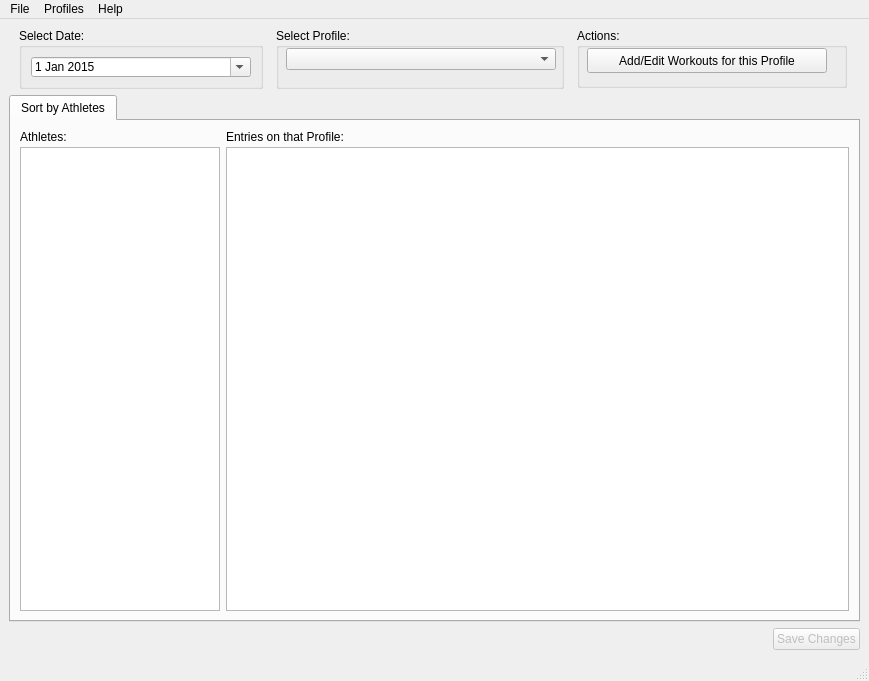
Above: MainWindow.ui from martina3203/MikeysApplication before the change. Below: the same form after it.
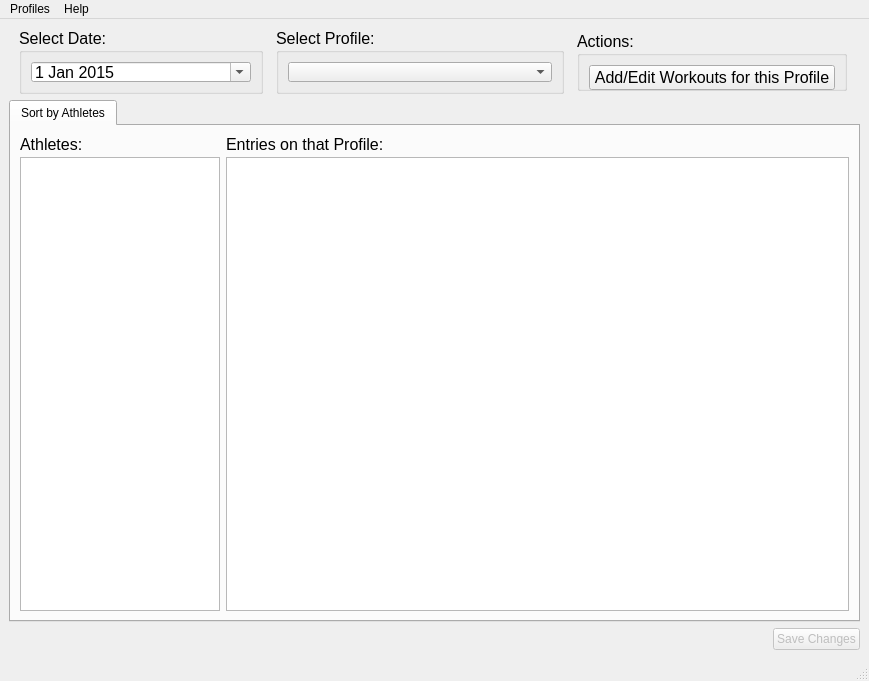
That is the form after the change.

Commit message:
Pimp My Widgets
Making things pretty, no new functionality.
Added an About Message to the Main Window

```diff
--- a/MainWindow.ui
+++ b/MainWindow.ui
@@ -43,6 +43,11 @@
           <height>16777215</height>
          </size>
         </property>
+        <property name="font">
+         <font>
+          <pointsize>12</pointsize>
+         </font>
+        </property>
         <property name="title">
          <string>Select Date:</string>
         </property>
@@ -64,6 +69,11 @@
              <height>40</height>
             </size>
            </property>
+           <property name="font">
+            <font>
+             <pointsize>12</pointsize>
+            </font>
+           </property>
            <property name="dateTime">
             <datetime>
              <hour>0</hour>
@@ -102,18 +112,17 @@
           <height>16777215</height>
          </size>
         </property>
+        <property name="font">
+         <font>
+          <pointsize>12</pointsize>
+         </font>
+        </property>
         <property name="title">
          <string>Select Profile:</string>
         </property>
+        <layout class="QHBoxLayout" name="horizontalLayout_3">
+         <item>
         <widget class="QComboBox" name="SelectProfileComboBox">
-         <property name="geometry">
-          <rect>
-           <x>10</x>
-           <y>20</y>
-           <width>270</width>
-           <height>22</height>
-          </rect>
-         </property>
          <property name="sizePolicy">
           <sizepolicy hsizetype="Minimum" vsizetype="Minimum">
            <horstretch>0</horstretch>
@@ -132,11 +141,24 @@
            <height>16777215</height>
           </size>
          </property>
-        </widget>
+           <property name="font">
+            <font>
+             <pointsize>12</pointsize>
+            </font>
+           </property>
+          </widget>
+         </item>
+        </layout>
        </widget>
       </item>
       <item>
        <widget class="QGroupBox" name="ActionsGroupBox">
+        <property name="sizePolicy">
+         <sizepolicy hsizetype="Maximum" vsizetype="Minimum">
+          <horstretch>0</horstretch>
+          <verstretch>0</verstretch>
+         </sizepolicy>
+        </property>
         <property name="minimumSize">
          <size>
           <width>270</width>
@@ -149,18 +171,17 @@
           <height>60</height>
          </size>
         </property>
+        <property name="font">
+         <font>
+          <pointsize>12</pointsize>
+         </font>
+        </property>
         <property name="title">
          <string>Actions:</string>
         </property>
+        <layout class="QVBoxLayout" name="verticalLayout_4">
+         <item>
         <widget class="QPushButton" name="WorkoutButton">
-         <property name="geometry">
-          <rect>
-           <x>10</x>
-           <y>20</y>
-           <width>240</width>
-           <height>25</height>
-          </rect>
-         </property>
          <property name="sizePolicy">
           <sizepolicy hsizetype="Minimum" vsizetype="Minimum">
            <horstretch>0</horstretch>
@@ -175,14 +196,16 @@
          </property>
          <property name="maximumSize">
           <size>
-           <width>240</width>
-           <height>25</height>
+             <width>16777215</width>
+             <height>16777215</height>
           </size>
          </property>
          <property name="text">
           <string>Add/Edit Workouts for this Profile</string>
          </property>
         </widget>
+         </item>
+        </layout>
        </widget>
       </item>
      </layout>
@@ -245,6 +268,11 @@
                 <height>16777207</height>
                </size>
               </property>
+              <property name="font">
+               <font>
+                <pointsize>12</pointsize>
+               </font>
+              </property>
               <property name="text">
                <string>Athletes:</string>
               </property>
@@ -270,6 +298,14 @@
                 <height>16777215</height>
                </size>
               </property>
+              <property name="font">
+               <font>
+                <pointsize>12</pointsize>
+               </font>
+              </property>
+              <property name="spacing">
+               <number>1</number>
+              </property>
              </widget>
             </item>
            </layout>
@@ -284,6 +320,11 @@
             </property>
             <item>
              <widget class="QLabel" name="EntriesLabel">
+              <property name="font">
+               <font>
+                <pointsize>12</pointsize>
+               </font>
+              </property>
               <property name="text">
                <string>Entries on that Profile:</string>
               </property>
@@ -303,6 +344,11 @@
                 <height>0</height>
                </size>
               </property>
+              <property name="font">
+               <font>
+                <pointsize>12</pointsize>
+               </font>
+              </property>
              </widget>
             </item>
            </layout>
@@ -354,25 +400,19 @@
      <height>21</height>
     </rect>
    </property>
-   <widget class="QMenu" name="menuFile">
-    <property name="title">
-     <string>File</string>
-    </property>
-   </widget>
    <widget class="QMenu" name="MenuProfiles">
     <property name="title">
      <string>Profiles</string>
     </property>
     <addaction name="ActionEdit_Profiles"/>
    </widget>
-   <widget class="QMenu" name="menuHelp">
+   <widget class="QMenu" name="MenuHelp">
     <property name="title">
      <string>Help</string>
     </property>
    </widget>
-   <addaction name="menuFile"/>
    <addaction name="MenuProfiles"/>
-   <addaction name="menuHelp"/>
+   <addaction name="MenuHelp"/>
   </widget>
   <widget class="QStatusBar" name="statusbar"/>
   <action name="ActionEdit_Profiles">
```
Left out of the diff: 14 changed lines with no effect on the pictures. Lines whose indentation alone changed are shown as unchanged. The commit also changes 4 other files.
